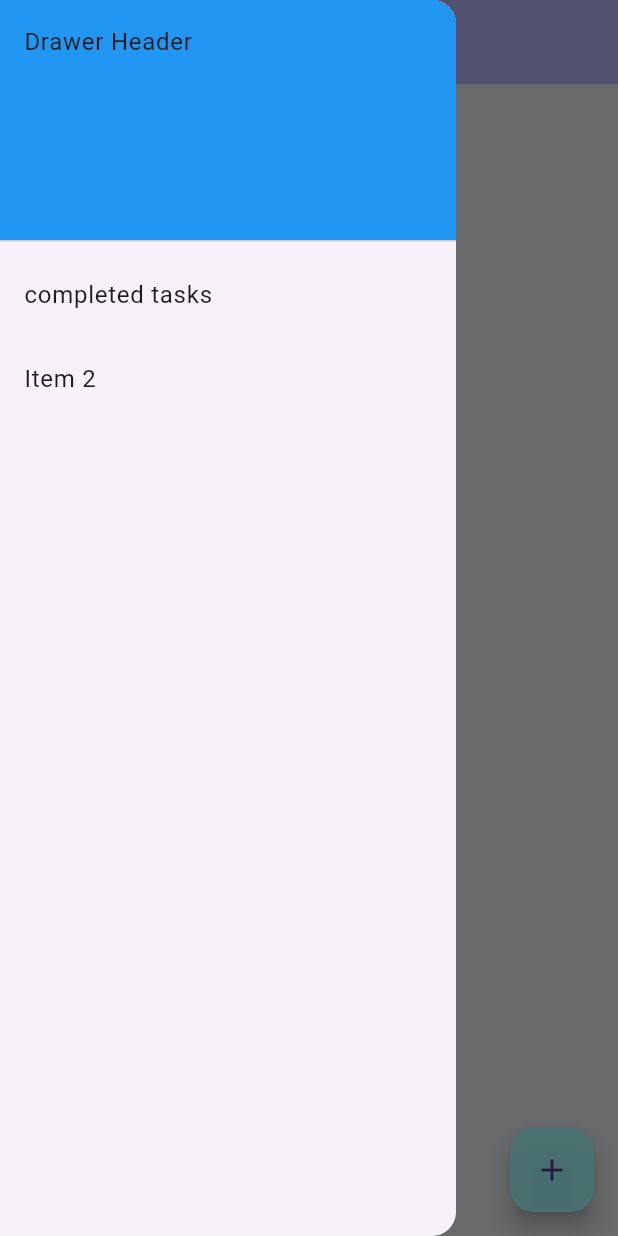
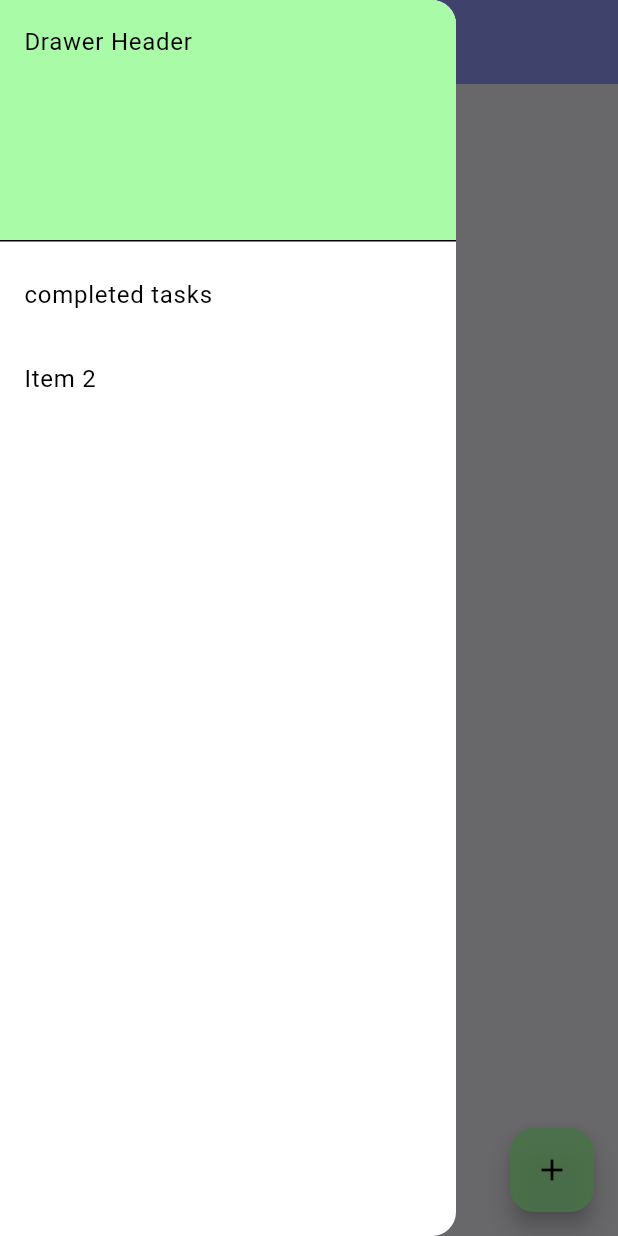
Before and after one commit to masked-mermaid/Todo, a Flutter app: the screen it shows after launch, with the side drawer open, on a phone screen of 412 x 824 dp. Run offline on Flutter 3.47's test engine with Material 3 defaults, Android fonts, the phone set to English and light mode, and no system bars; our stand-ins replace google_fonts, hive, hive_flutter; accounts and stored records are empty.

Commit message:
local storage with Hive and system dark mode

```diff
--- a/lib/app_colors.dart
+++ /dev/null
@@ -1,17 +0,0 @@
-import 'package:flutter/material.dart';
-class LgT{
-
-  static const background= Color.fromARGB(255, 227, 228, 233);
-  static const appbar= Color.fromRGBO(134, 141, 233, 0.655);
-  static const txt= Color(0xFF000000);
-  static const chkbox= Color(0xFFEEEEEE);
-  static const btn=Color.fromARGB(220, 154, 250, 250);
-}
-class DrkT{
-static const background= Color(0xFF001028);
-static const appbar= Color(0xFF131725);
-static const bannerbg= Color(0xFF9BBEEA);
-static const txt= Color(0xFFFFFFFF);
-static const chkbox= Color(0xFFEEEEEE);
-
-}
--- /dev/null
+++ b/lib/homepage.dart
@@ -0,0 +1,55 @@
+import 'package:flutter/material.dart';
+import 'tasksbanner.dart';
+import 'compeleted_tasks.dart';
+class Homepage extends StatefulWidget {
+  const Homepage({super.key});
+
+  @override
+  State<Homepage> createState() => _HomepageState();
+}
+
+class _HomepageState extends State<Homepage> {
+  @override
+  Widget build(BuildContext context) {
+    return  Scaffold(
+
+        appBar: AppBar(backgroundColor: Theme.of(context).colorScheme.primary,),
+        body: ToDoScreen(),
+         drawer: Drawer(
+        // Add a ListView to the drawer. This ensures the user can scroll
+        // through the options in the drawer if there isn't enough vertical
+        // space to fit everything.
+        child:Builder(
+          builder: (context) {
+            return ListView(
+                  padding: EdgeInsets.zero,
+                  children: [
+            DrawerHeader(
+              decoration: BoxDecoration(color: Theme.of(context).colorScheme.secondary),
+              child: const Text('Drawer Header'),
+            ),
+            ListTile(
+              title: const Text('completed tasks'),
+              onTap: () {
+                Navigator.pop(context);
+                Navigator.push(context, MaterialPageRoute(builder: (context)=>CompletedTasks()));
+                // Update the state of the app.
+                // ...
+              },
+            ),
+
+            ListTile(
+              title: const Text('Item 2'),
+              onTap: () {
+                // Update the state of the app.
+                // ...
+              },
+            ),
+                  ],
+                );
+          }
+        )
+      ),
+      );
+  }
+}
--- a/lib/main.dart
+++ b/lib/main.dart
@@ -1,12 +1,18 @@
 import 'package:flutter/material.dart';
-import 'tasksbanner.dart';
-import 'app_colors.dart';
-import 'compeleted_tasks.dart';
+import 'package:todo_app/theme.dart';
+import 'homepage.dart';
+import 'taskmodels.dart';
+
 import 'package:hive_flutter/hive_flutter.dart';
 
+
 void main() async{
+  WidgetsFlutterBinding.ensureInitialized();
   await Hive.initFlutter();
-  var box= await Hive.openBox('taskBox');
+  Hive.registerAdapter(TaskAdapter());
+    await Hive.openBox<Task>('TaskBox');
+
+  // var box= await Hive.openBox('taskBox');
   runApp(const ToDo());
 }
 
@@ -18,45 +24,10 @@ class ToDo extends StatelessWidget {
 
     return MaterialApp(
       debugShowCheckedModeBanner: false,
-      home: Scaffold(
-        appBar: AppBar(backgroundColor: LgT.appbar),
-        body: ToDoScreen(),
-         drawer: Drawer(
-        // Add a ListView to the drawer. This ensures the user can scroll
-        // through the options in the drawer if there isn't enough vertical
-        // space to fit everything.
-        child:Builder(
-          builder: (context) {
-            return ListView(
-                  padding: EdgeInsets.zero,
-                  children: [
-            const DrawerHeader(
-              decoration: BoxDecoration(color: Colors.blue),
-              child: Text('Drawer Header'),
-            ),
-            ListTile(
-              title: const Text('completed tasks'),
-              onTap: () {
-                Navigator.pop(context);
-                Navigator.push(context, MaterialPageRoute(builder: (context)=>CompletedTasks()));
-                // Update the state of the app.
-                // ...
-              },
-            ),
-
-            ListTile(
-              title: const Text('Item 2'),
-              onTap: () {
-                // Update the state of the app.
-                // ...
-              },
-            ),
-                  ],
-                );
-          }
-        )
-      ),
-      ),
+      theme: lightMode ,
+      darkTheme: darkMode,
+      themeMode: ThemeMode.system,
+      home:Homepage(),
     );
   }
 }
--- a/lib/taskmodels.dart
+++ b/lib/taskmodels.dart
@@ -1,6 +1,18 @@
-class Task{
-  final String title;
+
+import 'package:hive/hive.dart';
+part 'taskmodels.g.dart';
+
+@HiveType(typeId: 0) // typeId must be unique across all your adapters
+
+
+class Task extends HiveObject{
+  @HiveField(0)
+   final String title;
+
+  @HiveField(1)
   final DateTime dateTime;
+
+  @HiveField(2)
   bool isCompleted;
 
   Task({required this.title, required this.dateTime, required this.isCompleted});
--- a/lib/tasksbanner.dart
+++ b/lib/tasksbanner.dart
@@ -2,8 +2,7 @@ import 'package:flutter/material.dart';
 import 'package:google_fonts/google_fonts.dart';
 import 'package:todo_app/add_task.dart';
 import 'package:todo_app/taskmodels.dart';
-import 'app_colors.dart';
-import 'package:shared_preferences/shared_preferences.dart';
+import 'package:hive_flutter/hive_flutter.dart';
 
 class ToDoScreen extends StatefulWidget {
   const ToDoScreen({super.key});
@@ -14,35 +13,45 @@ class ToDoScreen extends StatefulWidget {
 
 class _ToDoScreenState extends State<ToDoScreen> {
   // bool? ischecked = false;
-  List<Task> tasklist = [];
+  // List<Task> tasklist = [];
+  late Box<Task> _taskBox;
+  @override
+  void initState() {
+    super.initState();
+    _taskBox = Hive.box('TaskBox');
+  }
   @override
   Widget build(BuildContext context) {
     return Scaffold(
-      backgroundColor: LgT.background,
+      backgroundColor: Theme.of(context).scaffoldBackgroundColor,
       floatingActionButton: FloatingActionButton(
-        backgroundColor: LgT.btn,
-        child: Icon(Icons.add),
+        backgroundColor: Theme.of(context).colorScheme.secondary,
+        child: Icon(Icons.add,
+        color: Colors.black,),
         onPressed: () async {
           final newTask = await Navigator.push(
             context,
             MaterialPageRoute(builder: (_) => AddTask()),
           );
           if (newTask != null) {
-            setState(() {
-              tasklist.add(newTask);
-            });
+            _taskBox.add(newTask);
           }
         },
       ),
 
-      body:
-          tasklist.isEmpty
+      body: ValueListenableBuilder<Box<Task>>(
+        valueListenable: _taskBox.listenable(),
+        builder: (context, box, _) {
+          final tasks = box.values.toList();
+          return tasks.isEmpty
               ? Center(child: Text('You have no task for now!'))
               : ListView.builder(
-                itemCount: tasklist.length,
+                  itemCount: tasks.length,
                   itemBuilder: (BuildContext context, int index) {
-                  final task = tasklist[index];
+                    final task = tasks[index];
                     return createTask(task, index);
+                  },
+                );
         },
               ),
 
@@ -58,9 +67,10 @@ class _ToDoScreenState extends State<ToDoScreen> {
         height: screenSize.height * .08,
         width: screenSize.width * 0.9,
         decoration: BoxDecoration(
-          color: LgT.background,
+          color: Theme.of(context).scaffoldBackgroundColor,
           borderRadius: BorderRadius.all(Radius.circular(8)),
-          boxShadow: [
+          boxShadow: Theme.of(context).brightness == Brightness.light
+              ? [
                   BoxShadow(
                     color: const Color.fromARGB(255, 126, 126, 126),
                     offset: Offset(3, 3),
@@ -71,6 +81,18 @@ class _ToDoScreenState extends State<ToDoScreen> {
                     offset: Offset(-3, -3),
                     blurRadius: 8,
                   ),
+                ]
+              : [
+                  BoxShadow(
+                    color: const Color.fromARGB(255, 48, 48, 48),
+                    offset: Offset(-3,-3),
+                    blurRadius: 2,
+                  ),
+                  BoxShadow(
+                    color: const Color.fromARGB(255, 5, 5, 5),
+                    offset: Offset(3, 3),
+                    blurRadius: 5,
+                  ),
                 ],
         ),
         child: Row(
@@ -80,7 +102,8 @@ class _ToDoScreenState extends State<ToDoScreen> {
               value: task.isCompleted,
               onChanged: (newBool) {
                 setState(() {
-                  tasklist[index].isCompleted = newBool!;
+                  task.isCompleted = newBool!;
+                  _taskBox.putAt(index, task);
                 });
               },
             ),
@@ -89,7 +112,7 @@ class _ToDoScreenState extends State<ToDoScreen> {
               style: GoogleFonts.poppins(
                 fontSize: 22,
                 fontWeight: FontWeight.w400,
-                color: LgT.txt,
+
               ),
               textAlign: TextAlign.center,
             ),
--- /dev/null
+++ b/lib/theme.dart
@@ -0,0 +1,29 @@
+import 'package:flutter/material.dart';
+
+ThemeData lightMode=ThemeData(
+      // Color neumorphicTop= Colors.white,
+
+  scaffoldBackgroundColor: Color(0xFFE2E2E7),
+    brightness: Brightness.light,
+    useMaterial3: true,
+
+    colorScheme: ColorScheme.light(
+      primary: Color(0xF5868DE9),
+      secondary: Color.fromARGB(220, 157, 250, 154),
+
+
+
+    )
+
+);
+
+ThemeData darkMode = ThemeData(
+  scaffoldBackgroundColor: Color.fromARGB(255, 22, 22, 25),
+  brightness: Brightness.dark,
+  colorScheme: ColorScheme.dark(
+     primary: Color.fromARGB(245, 40, 42, 70),
+      secondary: Color.fromARGB(255, 51, 82, 82),
+
+
+  )
+);
--- a/pubspec.yaml
+++ b/pubspec.yaml
@@ -39,6 +39,7 @@ dependencies:
   shared_preferences: ^2.5.3
   hive: ^2.2.3
   hive_flutter: ^1.1.0
+  path_provider: ^2.1.5
 
 dev_dependencies:
   flutter_test:
```
Also changed, not shown: lib/add_task.dart (+7 -7 lines), lib/taskmodels.g.dart (added), pubspec.lock. Lines whose indentation alone changed are shown as unchanged.
